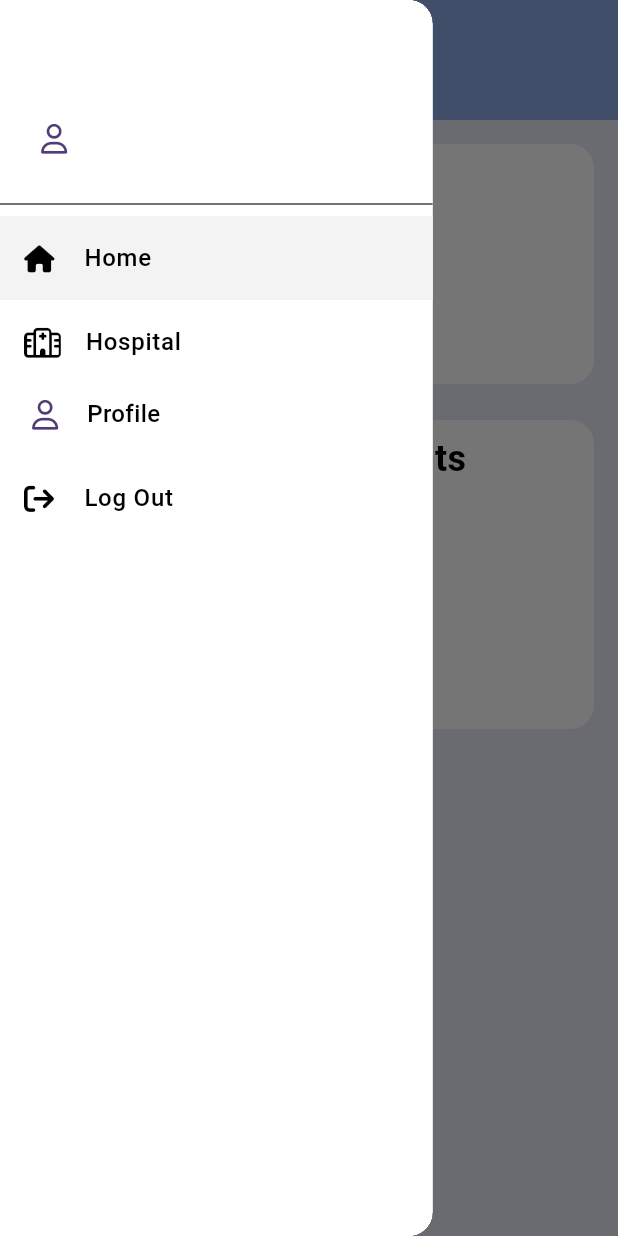
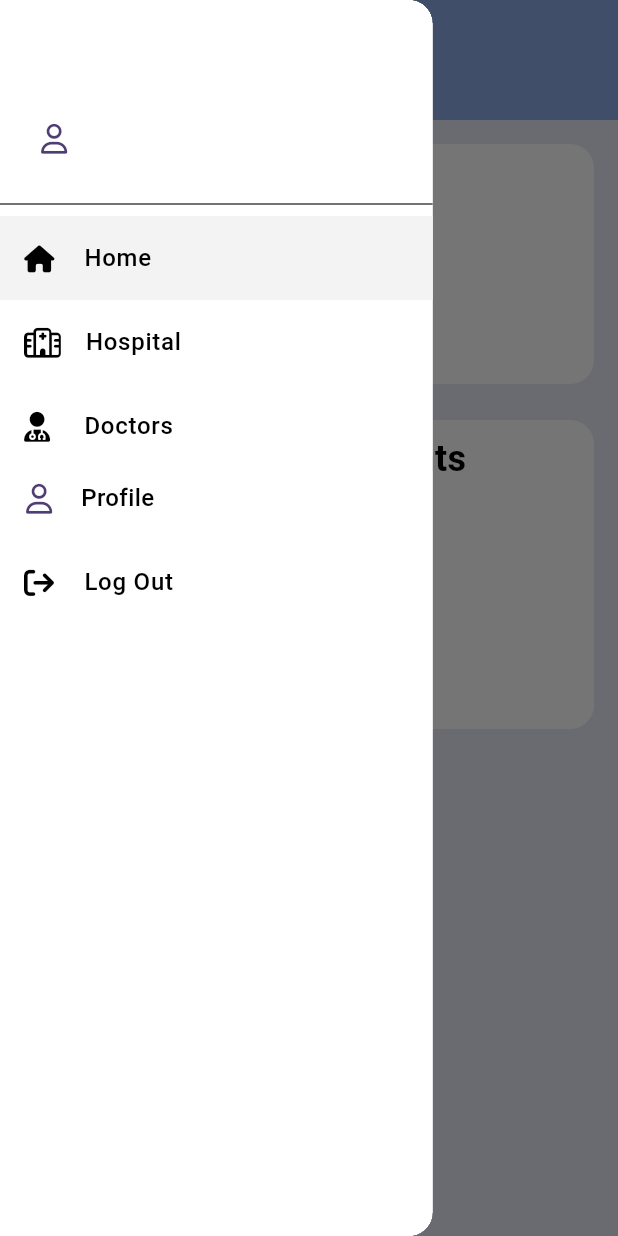
Before and after one commit to Farhanansari23/Care-Link, a Flutter app: the screen it shows after launch, with the side drawer open, on a phone screen of 412 x 824 dp. Run offline on Flutter 3.47's test engine with Material 3 defaults, Android fonts, the phone set to English and light mode, and no system bars; our stand-ins replace cached_network_image, cloud_firestore, date_picker_timeline, firebase_auth, firebase_core, flutter_dotenv and 9 more; missing offline and left inert: cloudinary_url_gen, flutter_date_pickers, font_awesome_icon_class; accounts and stored records are empty.

Commit message:
FA-26:working on create doctor profile

```diff
--- a/lib/pages/admin_pages/admin_dashboard/admin_dashboard.dart
+++ b/lib/pages/admin_pages/admin_dashboard/admin_dashboard.dart
@@ -48,13 +48,14 @@ class _AdminDashboardState extends State<AdminDashboard> {
                 floating: true,
                 stretch: true,
               ),
+              // SizedBox(height: 8,),
               SliverToBoxAdapter(
                 child: InkWell(
                   onTap: (){
                     Navigator.pushNamed(context, AdminConstants.adminHealthCenterList);
                   },
                   child: CustomContainer(
-                    verticalMargin: 16,
+                    verticalMargin:16,
                     verticalPad: 8,
                     horizontalMargin: 16,
                     color:Colors.white,
--- /dev/null
+++ b/lib/provider/admin_provider/create_doctorprofile_provider.dart
@@ -0,0 +1,5 @@
+import 'package:flutter/foundation.dart';
+
+class CreateDoctorProfileProvider extends ChangeNotifier{
+
+}
--- a/lib/routes/admin_route_generator.dart
+++ b/lib/routes/admin_route_generator.dart
@@ -3,4 +3,5 @@ class AdminConstants{
   static const String adminCreateHealthCenter = '/adminCreateHealthCenter';
   static const String adminHealthCenterList = '/adminHealthCenterList';
   static const String adminDoctorsAppointmentDetails = '/adminDoctorsAppointmentDetails';
+  static const String adminCreateDoctorPage = '/adminCreateDoctorPage';
 }
--- a/lib/routes/route_generator.dart
+++ b/lib/routes/route_generator.dart
@@ -2,6 +2,7 @@ import 'package:flutter/material.dart';
 import 'package:semester_project/routes/route_generator_constants.dart';
 import '../pages/admin_pages/admin_dashboard/admin_dashboard.dart';
 import '../pages/admin_pages/appointments/appointment_page.dart';
+import '../pages/admin_pages/doctor/create_doctor_page.dart';
 import '../pages/admin_pages/health_center/create_health_center.dart';
 import '../pages/admin_pages/health_center/health_center_list.dart';
 import '../pages/auth_pages/forgot_passwordscreen.dart';
@@ -78,6 +79,10 @@ class RouteGenerator{
         return MaterialPageRoute(
           builder: (_) => const AppointmentPage(),
         );
+        case AdminConstants.adminCreateDoctorPage :
+        return MaterialPageRoute(
+          builder: (_) => const CreateDoctorPage(),
+        );
 
       default:
         return MaterialPageRoute(builder: (_) => ErrorPage());
--- a/lib/widgets/drawer/admin_drawer.dart
+++ b/lib/widgets/drawer/admin_drawer.dart
@@ -102,18 +102,6 @@ class _AdminDrawerState extends State<AdminDrawer> {
               textColor: Colors.black,
               tabColor: CustomColors.lightBlue,
             ),
-            // CustomListTile(
-            //   onTap: (){
-            //     // Navigator.of(context).pushNamed(UserConstants.userTreatmentPage);
-            //   },
-            //   isTabActive: widget.isDoctorActive,
-            //   icon: FontAwesomeIcons.bookMedical,
-            //   tabColor: CustomColors.lightBlue,
-            //   iconSize: 20,
-            //   imgColor: Colors.black,
-            //   text: 'Doctor',
-            //   textColor: Colors.black,
-            // ),
             CustomListTile(
               onTap: (){
                 Navigator.of(context).pushNamed(AdminConstants.adminCreateHealthCenter);
@@ -123,6 +111,15 @@ class _AdminDrawerState extends State<AdminDrawer> {
               iconSize: 20,
               text: 'Hospital',textColor: Colors.black,
             ),
+            CustomListTile(
+              onTap: (){
+                Navigator.of(context).pushNamed(AdminConstants.adminCreateDoctorPage);
+              },
+              isTabActive: widget.isHospitalActive,
+              icon: FontAwesomeIcons.userDoctor,
+              iconSize: 20,
+              text: 'Doctors',textColor: Colors.black,
+            ),
             InkWell(
               onTap: (){
                 // Navigator.of(context).pushNamed(UserConstants.userProfilePage);
@@ -130,7 +127,7 @@ class _AdminDrawerState extends State<AdminDrawer> {
               child: Padding(
                 padding: const EdgeInsets.only(
                   top: 0.0,
-                  left: 10.0,
+                  left: 6.0,
                   bottom: 8.0,
                 ),
                 child: Row(
```
Also changed, not shown: lib/pages/admin_pages/doctor/create_doctor_page.dart (added, +46 -0 lines), lib/pages/admin_pages/health_center/health_center_list.dart (+8 -0 lines).
